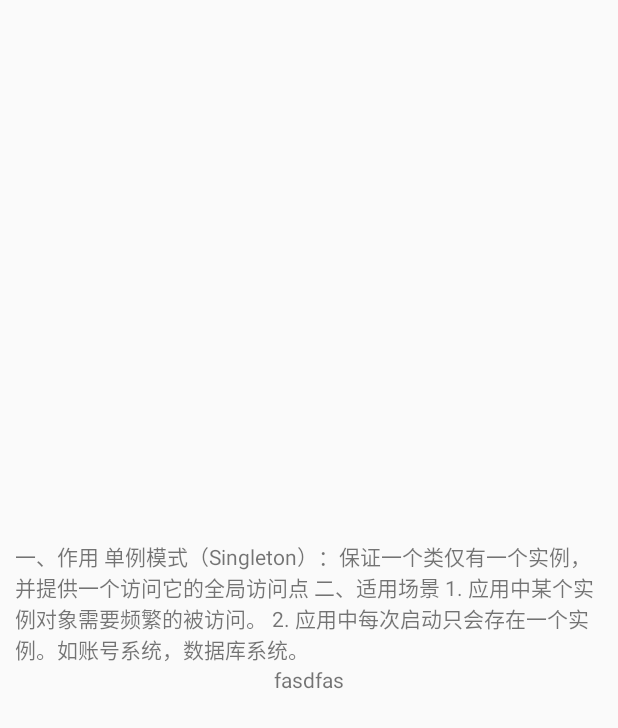
After one commit to Shimingli/AndriodDesignPattern, an Android app: the layout singleton_fragment_layout.xml on its own in the app's theme, with its tools: preview values and no code run, on a phone screen of 412 x 824 dp. The commit adds this screen. Shown: the top 728 px of the screen. Run offline under Robolectric (Android 15) with nearby library versions, the phone set to English and light mode, and no system bars.

Commit message:
提交单利模式的代码

```diff
--- a/app/src/main/java/com/shiming/andrioddesignpattern/MainActivity.java
+++ b/app/src/main/java/com/shiming/andrioddesignpattern/MainActivity.java
@@ -9,6 +9,7 @@ import android.support.v7.app.AppCompatActivity;
 
 import com.flyco.tablayout.SlidingTabLayout;
 import com.shiming.andrioddesignpattern.ui.FactoryMethodModelFragment;
+import com.shiming.andrioddesignpattern.ui.SingletonModelFragment;
 
 import java.util.ArrayList;
 
@@ -40,7 +41,7 @@ public class MainActivity extends AppCompatActivity {
                 this.getResources().getString(R.string.all_order_tab7)};
 
         mFragments.add(new FactoryMethodModelFragment());
-        mFragments.add(new FactoryMethodModelFragment());
+        mFragments.add(new SingletonModelFragment());
         mFragments.add(new FactoryMethodModelFragment());
         mFragments.add(new FactoryMethodModelFragment());
         mFragments.add(new FactoryMethodModelFragment());
--- a/app/src/main/java/com/shiming/andrioddesignpattern/factory_model/IToyFactory.java
+++ b/app/src/main/java/com/shiming/andrioddesignpattern/factory_model/IToyFactory.java
@@ -2,7 +2,7 @@ package com.shiming.andrioddesignpattern.factory_model;
 
 /**
  * Created by shiming on 2017/9/10.
- * 工厂
+ * 工厂的接口
  */
 
 public interface IToyFactory {
--- a/app/src/main/java/com/shiming/andrioddesignpattern/ui/BaseFragment.java
+++ b/app/src/main/java/com/shiming/andrioddesignpattern/ui/BaseFragment.java
@@ -35,7 +35,7 @@ public abstract class BaseFragment extends Fragment {
             RelativeLayout.LayoutParams lp = new RelativeLayout.LayoutParams(RelativeLayout.LayoutParams.MATCH_PARENT, RelativeLayout.LayoutParams.MATCH_PARENT);
             containerLayout.addView(contentView, lp);
         }
-
+        showTitleBar(false);
         return rootView;
     }
 
--- /dev/null
+++ b/app/src/main/res/layout/singleton_fragment_layout.xml
@@ -0,0 +1,20 @@
+<?xml version="1.0" encoding="utf-8"?>
+<LinearLayout xmlns:android="http://schemas.android.com/apk/res/android"
+              android:orientation="vertical"
+              android:padding="10dp"
+              android:gravity="center"
+              android:layout_gravity="center"
+              android:layout_width="match_parent"
+              android:layout_height="match_parent">
+    <TextView
+        android:id="@+id/tvdes"
+        android:text="@string/singleton"
+        android:layout_width="wrap_content"
+        android:layout_height="wrap_content"/>
+    <TextView
+        android:layout_centerInParent="true"
+        android:text="fasdfas"
+        android:id="@+id/tv"
+        android:layout_width="wrap_content"
+        android:layout_height="wrap_content"/>
+</LinearLayout>
--- a/app/src/main/res/values/strings.xml
+++ b/app/src/main/res/values/strings.xml
@@ -2,7 +2,7 @@
     <string name="app_name">AndriodDesignPattern</string>
 
     <string name="all_order_tab1">工厂方法模式</string>
-    <string name="all_order_tab2">待接单</string>
+    <string name="all_order_tab2">单利模式</string>
     <string name="all_order_tab3">待执行</string>
     <string name="all_order_tab4">待确认</string>
     <string name="all_order_tab5">已完成</string>
@@ -10,5 +10,7 @@
     <string name="all_order_tab7">过期/取消</string>
     <string name="all_order_tab8">待执行</string>
     <string name="all_order_tab9">待完成</string>
+    <string name="singletondes">代码中一共写了6总方式：饿汉式，懒汉式，双重锁，内部类实现单利，枚举实现单利，</string>
     <string name="factory">在实际开发过程中我们都习惯于直接使用 new 关键字用来创建一个对象，可是有时候对象的创造需要一系列的步骤：你可能需要计算或取得对象的初始设置；选择生成哪个子对象实例；或在生成你需要的对象之前必须先生成一些辅助功能的对象，这个时候就需要了解该对象创建的细节，也就是说使用的地方与该对象的实现耦合在了一起，不利于扩展，为了解决这个问题就需要用到我们的工厂方法模式，它适合那些创建复杂的对象的场景，工厂方法模式也是一个使用频率很高的设计模式。</string>
+    <string name="singleton">一、作用 单例模式（Singleton）：保证一个类仅有一个实例，并提供一个访问它的全局访问点 二、适用场景 1. 应用中某个实例对象需要频繁的被访问。 2. 应用中每次启动只会存在一个实例。如账号系统，数据库系统。</string>
 </resources>
```
Also changed, not shown: app/src/main/java/com/shiming/andrioddesignpattern/singleton_model/SingletonFive.java (added, +28 -0 lines), app/src/main/java/com/shiming/andrioddesignpattern/singleton_model/SingletonFourth.java (added, +18 -0 lines), app/src/main/java/com/shiming/andrioddesignpattern/singleton_model/SingletonOne.java (added, +27 -0 lines), app/src/main/java/com/shiming/andrioddesignpattern/singleton_model/SingletonSix.java (added, +27 -0 lines), app/src/main/java/com/shiming/andrioddesignpattern/singleton_model/SingletonThird.java (added, +39 -0 lines), app/src/main/java/com/shiming/andrioddesignpattern/singleton_model/SingletonTwo.java (added, +45 -0 lines), app/src/main/java/com/shiming/andrioddesignpattern/ui/SingletonModelFragment.java (added, +38 -0 lines).
